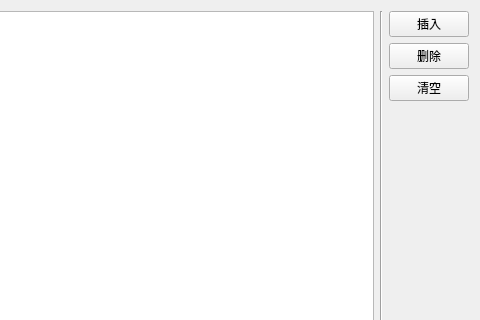
Above: src/form.ui from eeyoo/step-servo-tuner before the change; both pictures show x 477 to 957 and y 0 to 320 of the 957 by 552 pixel window. Below: the same form after it.
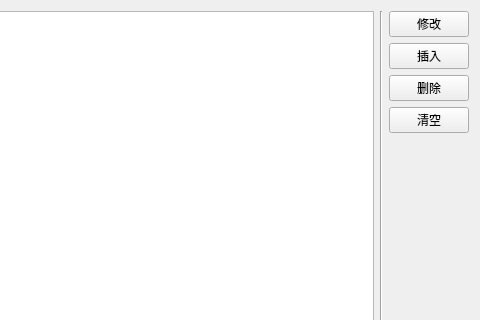
That is the form after the change. The open tabs and pages were chosen to show the change.

```diff
--- a/src/form.ui
+++ b/src/form.ui
@@ -1018,6 +1018,13 @@
    </item>
    <item>
     <layout class="QVBoxLayout" name="verticalLayout_5">
+     <item>
+      <widget class="QPushButton" name="editBtn">
+       <property name="text">
+        <string>修改</string>
+       </property>
+      </widget>
+     </item>
      <item>
       <widget class="QPushButton" name="insertBtn">
        <property name="text">
```
Left out of the diff: 48 changed lines with no effect on the pictures.
